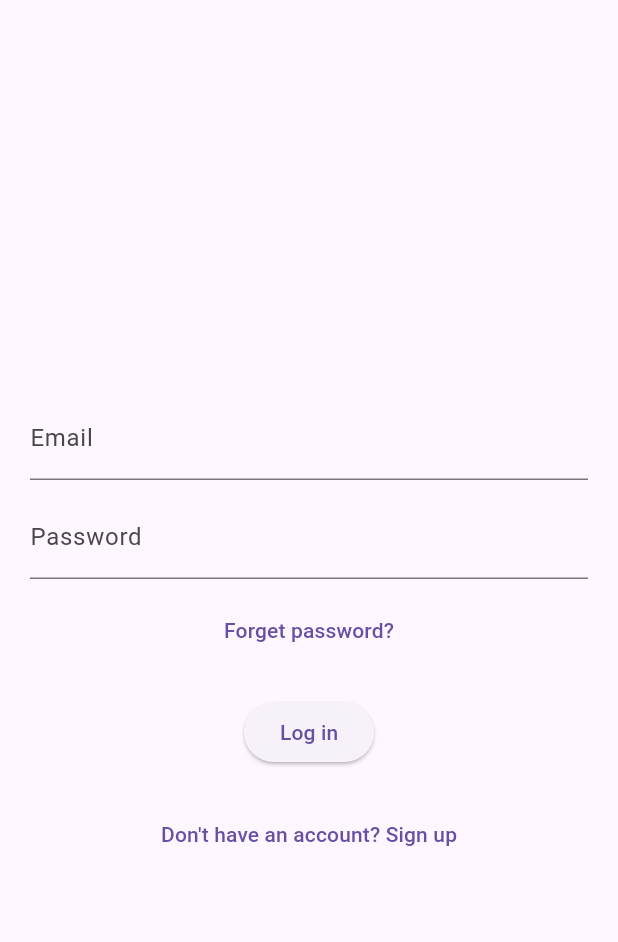
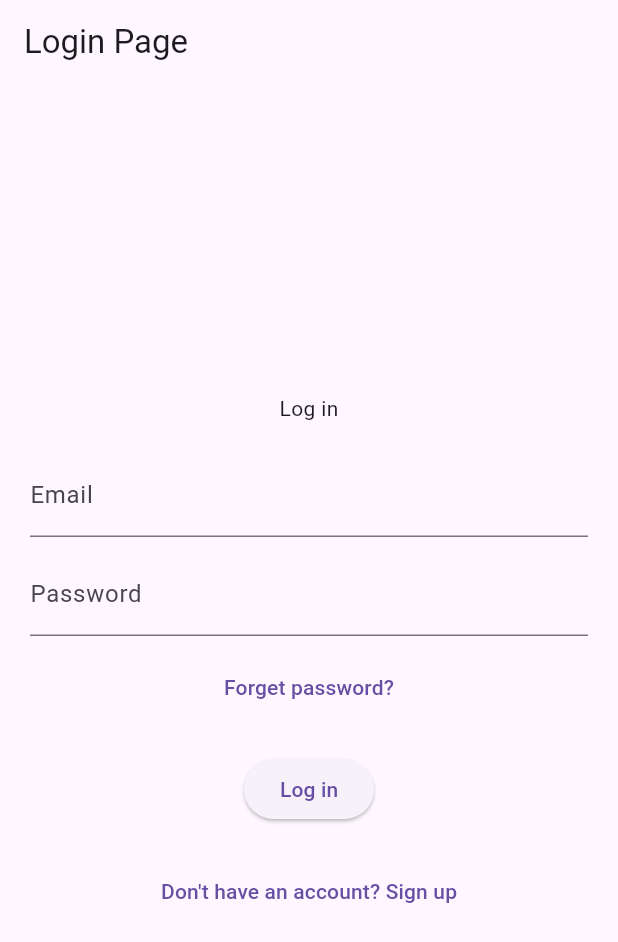
Before and after one commit to AliAljawad/Sign-Speak-Front, a Flutter app: the screen it shows after launch, on a phone screen of 412 x 824 dp. Shown: the top 942 px of the screen. Run offline on Flutter 3.47's test engine with Material 3 defaults, Android fonts, the light colour scheme and no system bars.

Commit message:
added the AppBar

```diff
--- a/lib/screens/login_screen.dart
+++ b/lib/screens/login_screen.dart
@@ -6,13 +6,15 @@ class LoginPage extends StatelessWidget {
   @override
   Widget build(BuildContext context) {
     return Scaffold(
-
+      appBar: AppBar(
+        title: const Text('Login Page'),
+      ),
       body: Padding(
         padding: const EdgeInsets.all(20.0),
         child: Column(
           mainAxisAlignment: MainAxisAlignment.center,
           children: [
-
+            const Text('Log in'),
             const SizedBox(height: 20),
             const TextField(
               decoration: InputDecoration(
```
